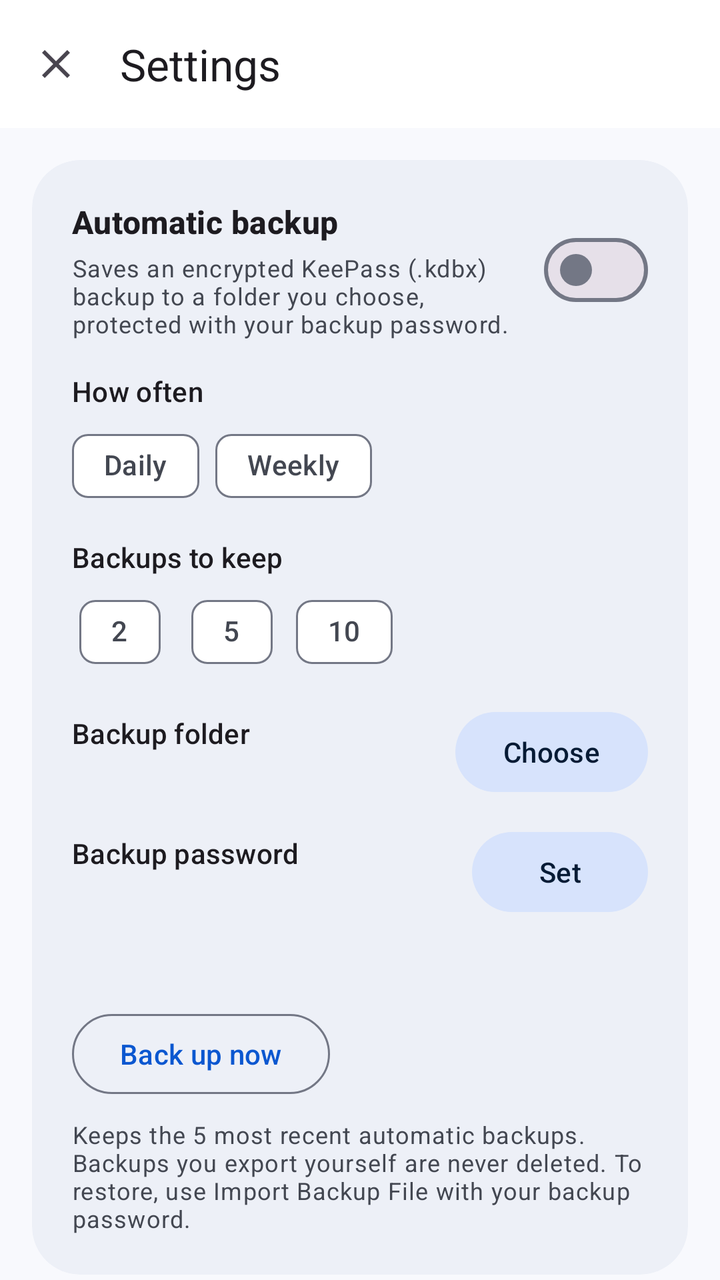
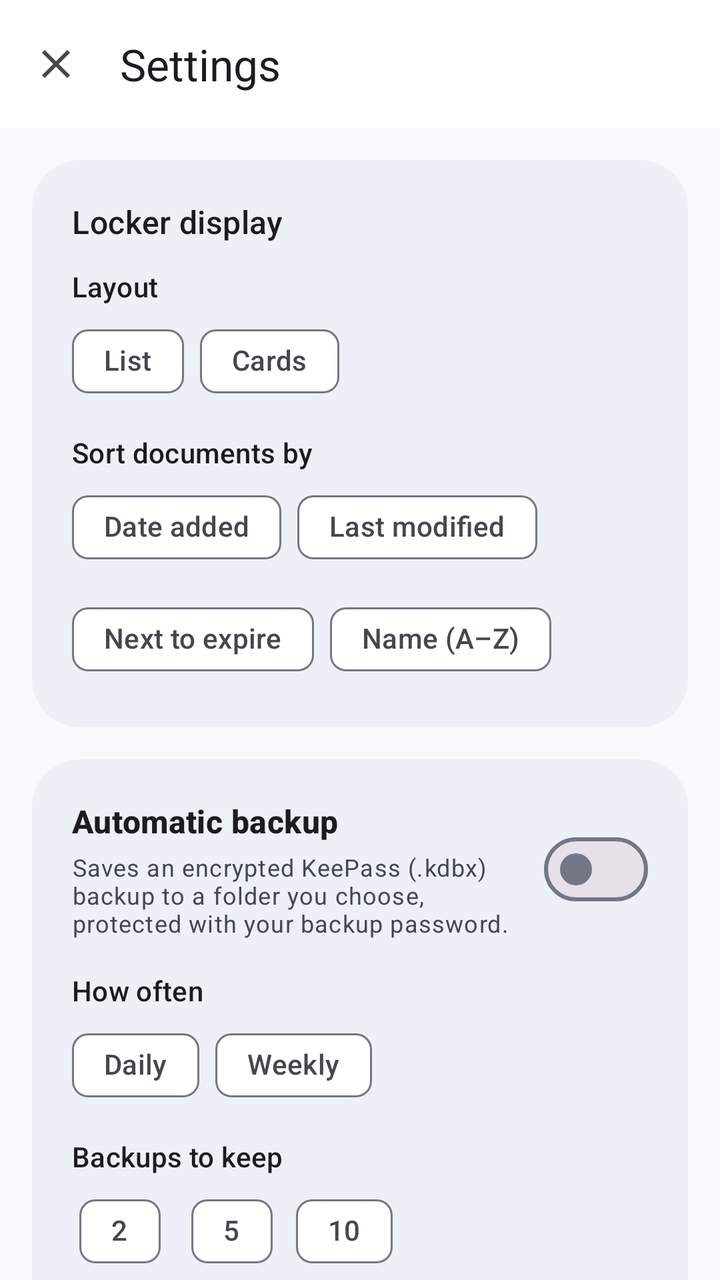

Screens rendered from an Android XML layout before and after an edit, with the pre-edit source and the edit as a unified diff.
<!-- AndroidManifest.xml: application theme Theme.Papercase -->
<!-- res/layout/activity_locker_settings.xml -->
<?xml version="1.0" encoding="utf-8"?>
<androidx.coordinatorlayout.widget.CoordinatorLayout xmlns:android="http://schemas.android.com/apk/res/android"
    xmlns:app="http://schemas.android.com/apk/res-auto"
    android:id="@+id/root"
    android:layout_width="match_parent"
    android:layout_height="match_parent"
    android:fitsSystemWindows="true">

    <com.google.android.material.appbar.AppBarLayout
        android:layout_width="match_parent"
        android:layout_height="wrap_content"
        android:background="?attr/colorSurface">

        <com.google.android.material.appbar.MaterialToolbar
            android:id="@+id/toolbar"
            android:layout_width="match_parent"
            android:layout_height="?attr/actionBarSize"
            app:navigationIcon="@drawable/ic_clear"
            app:title="Settings" />

    </com.google.android.material.appbar.AppBarLayout>

    <androidx.core.widget.NestedScrollView
        android:layout_width="match_parent"
        android:layout_height="match_parent"
        app:layout_behavior="@string/appbar_scrolling_view_behavior">

        <LinearLayout
            android:layout_width="match_parent"
            android:layout_height="wrap_content"
            android:orientation="vertical"
            android:padding="16dp">

            
            <com.google.android.material.card.MaterialCardView
                android:layout_width="match_parent"
                android:layout_height="wrap_content"
                app:cardBackgroundColor="?attr/colorSurfaceContainer"
                app:cardCornerRadius="24dp"
                app:cardElevation="0dp"
                app:strokeWidth="0dp">

                <LinearLayout
                    android:layout_width="match_parent"
                    android:layout_height="wrap_content"
                    android:orientation="vertical"
                    android:padding="20dp">

                    <LinearLayout
                        android:layout_width="match_parent"
                        android:layout_height="wrap_content"
                        android:gravity="center_vertical"
                        android:orientation="horizontal">

                        <LinearLayout
                            android:layout_width="0dp"
                            android:layout_height="wrap_content"
                            android:layout_weight="1"
                            android:orientation="vertical">

                            <TextView
                                android:layout_width="wrap_content"
                                android:layout_height="wrap_content"
                                android:text="Automatic backup"
                                android:textAppearance="@style/TextAppearance.Material3.TitleMedium"
                                android:textStyle="bold" />

                            <TextView
                                android:layout_width="wrap_content"
                                android:layout_height="wrap_content"
                                android:layout_marginTop="4dp"
                                android:text="Saves an encrypted KeePass (.kdbx) backup to a folder you choose, protected with your backup password."
                                android:textAppearance="@style/TextAppearance.Material3.BodySmall"
                                android:textColor="?attr/colorOnSurfaceVariant" />

                        </LinearLayout>

                        <com.google.android.material.materialswitch.MaterialSwitch
                            android:id="@+id/switchAutoBackup"
                            android:layout_width="wrap_content"
                            android:layout_height="wrap_content"
                            android:layout_marginStart="12dp" />

                    </LinearLayout>

                    <LinearLayout
                        android:id="@+id/layoutBackupOptions"
                        android:layout_width="match_parent"
                        android:layout_height="wrap_content"
                        android:layout_marginTop="16dp"
                        android:orientation="vertical">

                        <TextView
                            android:layout_width="wrap_content"
                            android:layout_height="wrap_content"
                            android:text="How often"
                            android:textAppearance="@style/TextAppearance.Material3.LabelLarge" />

                        <com.google.android.material.chip.ChipGroup
                            android:id="@+id/chipGroupFrequency"
                            android:layout_width="wrap_content"
                            android:layout_height="wrap_content"
                            android:layout_marginTop="4dp"
                            app:selectionRequired="true"
                            app:singleSelection="true">

                            <com.google.android.material.chip.Chip
                                android:id="@+id/chipDaily"
                                style="@style/Widget.Material3.Chip.Filter"
                                android:layout_width="wrap_content"
                                android:layout_height="wrap_content"
                                android:text="Daily" />

                            <com.google.android.material.chip.Chip
                                android:id="@+id/chipWeekly"
                                style="@style/Widget.Material3.Chip.Filter"
                                android:layout_width="wrap_content"
                                android:layout_height="wrap_content"
                                android:text="Weekly" />

                        </com.google.android.material.chip.ChipGroup>

                        <TextView
                            android:layout_width="wrap_content"
                            android:layout_height="wrap_content"
                            android:layout_marginTop="12dp"
                            android:text="Backups to keep"
                            android:textAppearance="@style/TextAppearance.Material3.LabelLarge" />

                        <com.google.android.material.chip.ChipGroup
                            android:id="@+id/chipGroupKeep"
                            android:layout_width="wrap_content"
                            android:layout_height="wrap_content"
                            android:layout_marginTop="4dp"
                            app:selectionRequired="true"
                            app:singleSelection="true">

                            <com.google.android.material.chip.Chip
                                android:id="@+id/chipKeep2"
                                style="@style/Widget.Material3.Chip.Filter"
                                android:layout_width="wrap_content"
                                android:layout_height="wrap_content"
                                android:text="2" />

                            <com.google.android.material.chip.Chip
                                android:id="@+id/chipKeep5"
                                style="@style/Widget.Material3.Chip.Filter"
                                android:layout_width="wrap_content"
                                android:layout_height="wrap_content"
                                android:text="5" />

                            <com.google.android.material.chip.Chip
                                android:id="@+id/chipKeep10"
                                style="@style/Widget.Material3.Chip.Filter"
                                android:layout_width="wrap_content"
                                android:layout_height="wrap_content"
                                android:text="10" />

                        </com.google.android.material.chip.ChipGroup>

                        
                        <LinearLayout
                            android:layout_width="match_parent"
                            android:layout_height="wrap_content"
                            android:layout_marginTop="12dp"
                            android:gravity="center_vertical"
                            android:orientation="horizontal">

                            <LinearLayout
                                android:layout_width="0dp"
                                android:layout_height="wrap_content"
                                android:layout_weight="1"
                                android:orientation="vertical">

                                <TextView
                                    android:layout_width="wrap_content"
                                    android:layout_height="wrap_content"
                                    android:text="Backup folder"
                                    android:textAppearance="@style/TextAppearance.Material3.LabelLarge" />

                                <TextView
                                    android:id="@+id/tvBackupFolder"
                                    android:layout_width="wrap_content"
                                    android:layout_height="wrap_content"
                                    android:textAppearance="@style/TextAppearance.Material3.BodyMedium"
                                    android:textColor="?attr/colorOnSurfaceVariant" />

                            </LinearLayout>

                            <com.google.android.material.button.MaterialButton
                                android:id="@+id/btnChooseFolder"
                                style="@style/Widget.Material3.Button.TonalButton"
                                android:layout_width="wrap_content"
                                android:layout_height="wrap_content"
                                android:text="Choose" />

                        </LinearLayout>

                        
                        <LinearLayout
                            android:layout_width="match_parent"
                            android:layout_height="wrap_content"
                            android:layout_marginTop="12dp"
                            android:gravity="center_vertical"
                            android:orientation="horizontal">

                            <LinearLayout
                                android:layout_width="0dp"
                                android:layout_height="wrap_content"
                                android:layout_weight="1"
                                android:orientation="vertical">

                                <TextView
                                    android:layout_width="wrap_content"
                                    android:layout_height="wrap_content"
                                    android:text="Backup password"
                                    android:textAppearance="@style/TextAppearance.Material3.LabelLarge" />

                                <TextView
                                    android:id="@+id/tvBackupPassword"
                                    android:layout_width="wrap_content"
                                    android:layout_height="wrap_content"
                                    android:textAppearance="@style/TextAppearance.Material3.BodyMedium"
                                    android:textColor="?attr/colorOnSurfaceVariant" />

                            </LinearLayout>

                            <com.google.android.material.button.MaterialButton
                                android:id="@+id/btnSetPassword"
                                style="@style/Widget.Material3.Button.TonalButton"
                                android:layout_width="wrap_content"
                                android:layout_height="wrap_content"
                                android:text="Set" />

                        </LinearLayout>

                        <TextView
                            android:id="@+id/tvBackupStatus"
                            android:layout_width="match_parent"
                            android:layout_height="wrap_content"
                            android:layout_marginTop="16dp"
                            android:textAppearance="@style/TextAppearance.Material3.BodyMedium" />

                        <TextView
                            android:id="@+id/tvBackupSize"
                            android:layout_width="match_parent"
                            android:layout_height="wrap_content"
                            android:layout_marginTop="4dp"
                            android:textAppearance="@style/TextAppearance.Material3.BodyMedium"
                            android:textColor="?attr/colorOnSurfaceVariant"
                            android:visibility="gone" />

                        <com.google.android.material.button.MaterialButton
                            android:id="@+id/btnBackupNow"
                            style="@style/Widget.Material3.Button.OutlinedButton"
                            android:layout_width="wrap_content"
                            android:layout_height="wrap_content"
                            android:layout_marginTop="8dp"
                            android:text="Back up now" />

                        <TextView
                            android:layout_width="match_parent"
                            android:layout_height="wrap_content"
                            android:layout_marginTop="8dp"
                            android:text="Keeps the 5 most recent automatic backups. Backups you export yourself are never deleted. To restore, use Import Backup File with your backup password."
                            android:textAppearance="@style/TextAppearance.Material3.BodySmall"
                            android:textColor="?attr/colorOnSurfaceVariant" />

                    </LinearLayout>

                </LinearLayout>

            </com.google.android.material.card.MaterialCardView>

            
            <com.google.android.material.card.MaterialCardView
                android:layout_width="match_parent"
                android:layout_height="wrap_content"
                android:layout_marginTop="16dp"
                app:cardBackgroundColor="?attr/colorSurfaceContainer"
                app:cardCornerRadius="24dp"
                app:cardElevation="0dp"
                app:strokeWidth="0dp">

                <LinearLayout
                    android:layout_width="match_parent"
                    android:layout_height="wrap_content"
                    android:gravity="center_vertical"
                    android:orientation="horizontal"
                    android:padding="20dp">

                    <LinearLayout
                        android:layout_width="0dp"
                        android:layout_height="wrap_content"
                        android:layout_weight="1"
                        android:orientation="vertical">

                        <TextView
                            android:layout_width="wrap_content"
                            android:layout_height="wrap_content"
                            android:text="Expiry reminders"
                            android:textAppearance="@style/TextAppearance.Material3.TitleMedium"
                            android:textStyle="bold" />

                        <TextView
                            android:id="@+id/tvRemindersInfo"
                            android:layout_width="wrap_content"
                            android:layout_height="wrap_content"
                            android:layout_marginTop="4dp"
                            android:text="Get a notification before a document expires. Choose how early on each document. The lock screen only shows that a document expires soon."
                            android:textAppearance="@style/TextAppearance.Material3.BodySmall"
                            android:textColor="?attr/colorOnSurfaceVariant" />

                    </LinearLayout>

                    <com.google.android.material.materialswitch.MaterialSwitch
                        android:id="@+id/switchReminders"
                        android:layout_width="wrap_content"
                        android:layout_height="wrap_content"
                        android:layout_marginStart="12dp" />

                </LinearLayout>

            </com.google.android.material.card.MaterialCardView>

        </LinearLayout>

    </androidx.core.widget.NestedScrollView>

</androidx.coordinatorlayout.widget.CoordinatorLayout>
<!-- resources referenced by this layout -->
<resources>
  <!-- drawable ic_clear (drawable) -->
  <vector xmlns:android="http://schemas.android.com/apk/res/android"
      android:width="24dp"
      android:height="24dp"
      android:viewportWidth="24"
      android:viewportHeight="24"
      android:tint="?attr/colorControlNormal">
    <path
        android:fillColor="@android:color/white"
        android:pathData="M19,6.41L17.59,5 12,10.59 6.41,5 5,6.41 10.59,12 5,17.59 6.41,19 12,13.41 17.59,19 19,17.59 13.41,12z"/>
  </vector>
  <color name="primary">#0B57D0</color>
  <color name="on_primary">#FFFFFF</color>
  <color name="primary_container">#D3E3FD</color>
  <color name="on_primary_container">#041E49</color>
  <color name="secondary">#4D5F7C</color>
  <color name="on_secondary">#FFFFFF</color>
  <color name="secondary_container">#D7E3FC</color>
  <color name="on_secondary_container">#071B35</color>
  <color name="tertiary">#69577D</color>
  <color name="on_tertiary">#FFFFFF</color>
  <color name="tertiary_container">#F1DBFF</color>
  <color name="on_tertiary_container">#241536</color>
  <color name="background_light">#F8F9FD</color>
  <color name="surface_light">#FFFFFF</color>
  <color name="surface_variant_light">#DFE3EC</color>
  <color name="surface_container_light">#EDF0F7</color>
  <color name="surface_container_high_light">#E7EBF2</color>
  <color name="outline_light">#737785</color>
  <color name="outline_variant_light">#E0E3EB</color>
  <color name="on_surface_light">#191C20</color>
  <color name="on_surface_variant_light">#434751</color>
  <style name="Widget.Papercase.BottomNavigation" parent="Widget.Material3.BottomNavigationView">
          <item name="elevation">0dp</item>
          <item name="itemRippleColor">?attr/colorPrimaryContainer</item>
          <item name="itemActiveIndicatorStyle">@style/Widget.Papercase.BottomNavIndicator</item>
      </style>
  <style name="Widget.Papercase.BottomNavIndicator" parent="Widget.Material3.BottomNavigationView.ActiveIndicator">
          <item name="android:color">?attr/colorPrimaryContainer</item>
      </style>
  <!-- unchanged entries left out for length: 1 -->
</resources>

<!-- the commit's change to res/layout/activity_locker_settings.xml (unified diff, before → after) -->
@@ -30,6 +30,108 @@
             android:layout_height="wrap_content"
             android:orientation="vertical"
             android:padding="16dp">
+
+            
+            <com.google.android.material.card.MaterialCardView
+                android:layout_width="match_parent"
+                android:layout_height="wrap_content"
+                android:layout_marginBottom="16dp"
+                app:cardBackgroundColor="?attr/colorSurfaceContainer"
+                app:cardCornerRadius="24dp"
+                app:cardElevation="0dp"
+                app:strokeWidth="0dp">
+
+                <LinearLayout
+                    android:layout_width="match_parent"
+                    android:layout_height="wrap_content"
+                    android:orientation="vertical"
+                    android:padding="20dp">
+
+                    <TextView
+                        android:layout_width="wrap_content"
+                        android:layout_height="wrap_content"
+                        android:text="Locker display"
+                        android:textAppearance="@style/TextAppearance.Material3.TitleMedium" />
+
+                    <TextView
+                        android:layout_width="wrap_content"
+                        android:layout_height="wrap_content"
+                        android:layout_marginTop="12dp"
+                        android:text="Layout"
+                        android:textAppearance="@style/TextAppearance.Material3.LabelLarge" />
+
+                    <com.google.android.material.chip.ChipGroup
+                        android:id="@+id/chipGroupLayout"
+                        android:layout_width="wrap_content"
+                        android:layout_height="wrap_content"
+                        android:layout_marginTop="4dp"
+                        app:selectionRequired="true"
+                        app:singleSelection="true">
+
+                        <com.google.android.material.chip.Chip
+                            android:id="@+id/chipLayoutList"
+                            style="@style/Widget.Material3.Chip.Filter"
+                            android:layout_width="wrap_content"
+                            android:layout_height="wrap_content"
+                            android:text="List" />
+
+                        <com.google.android.material.chip.Chip
+                            android:id="@+id/chipLayoutCards"
+                            style="@style/Widget.Material3.Chip.Filter"
+                            android:layout_width="wrap_content"
+                            android:layout_height="wrap_content"
+                            android:text="Cards" />
+
+                    </com.google.android.material.chip.ChipGroup>
+
+                    <TextView
+                        android:layout_width="wrap_content"
+                        android:layout_height="wrap_content"
+                        android:layout_marginTop="12dp"
+                        android:text="Sort documents by"
+                        android:textAppearance="@style/TextAppearance.Material3.LabelLarge" />
+
+                    <com.google.android.material.chip.ChipGroup
+                        android:id="@+id/chipGroupSort"
+                        android:layout_width="wrap_content"
+                        android:layout_height="wrap_content"
+                        android:layout_marginTop="4dp"
+                        app:selectionRequired="true"
+                        app:singleSelection="true">
+
+                        <com.google.android.material.chip.Chip
+                            android:id="@+id/chipSortAdded"
+                            style="@style/Widget.Material3.Chip.Filter"
+                            android:layout_width="wrap_content"
+                            android:layout_height="wrap_content"
+                            android:text="Date added" />
+
+                        <com.google.android.material.chip.Chip
+                            android:id="@+id/chipSortModified"
+                            style="@style/Widget.Material3.Chip.Filter"
+                            android:layout_width="wrap_content"
+                            android:layout_height="wrap_content"
+                            android:text="Last modified" />
+
+                        <com.google.android.material.chip.Chip
+                            android:id="@+id/chipSortExpiry"
+                            style="@style/Widget.Material3.Chip.Filter"
+                            android:layout_width="wrap_content"
+                            android:layout_height="wrap_content"
+                            android:text="Next to expire" />
+
+                        <com.google.android.material.chip.Chip
+                            android:id="@+id/chipSortName"
+                            style="@style/Widget.Material3.Chip.Filter"
+                            android:layout_width="wrap_content"
+                            android:layout_height="wrap_content"
+                            android:text="Name (A–Z)" />
+
+                    </com.google.android.material.chip.ChipGroup>
+
+                </LinearLayout>
+
+            </com.google.android.material.card.MaterialCardView>
 
             
             <com.google.android.material.card.MaterialCardView
@@ -259,6 +361,7 @@
                             android:text="Back up now" />
 
                         <TextView
+                            android:id="@+id/tvBackupFooter"
                             android:layout_width="match_parent"
                             android:layout_height="wrap_content"
                             android:layout_marginTop="8dp"
